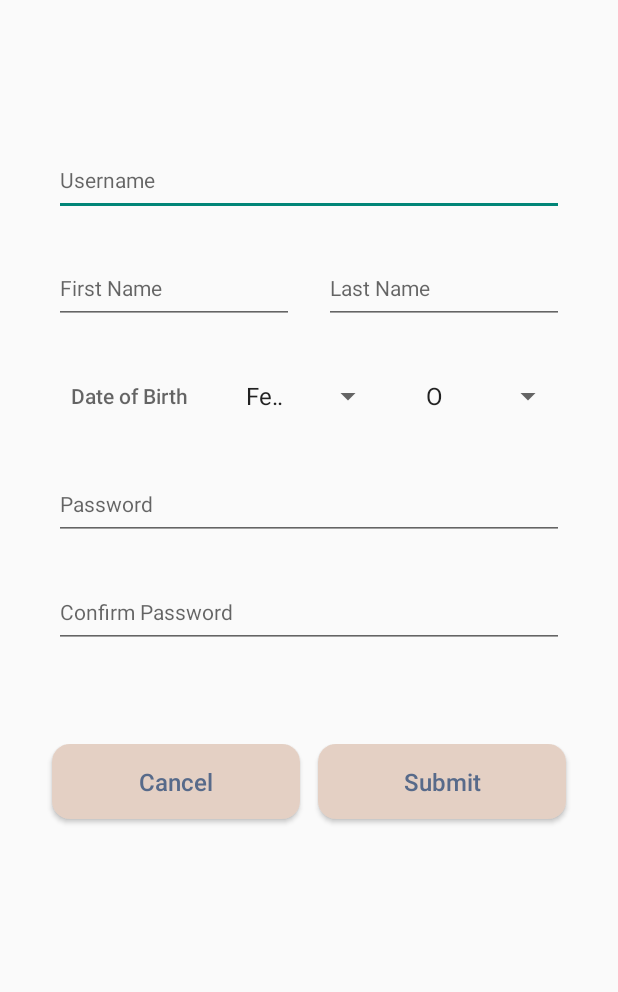
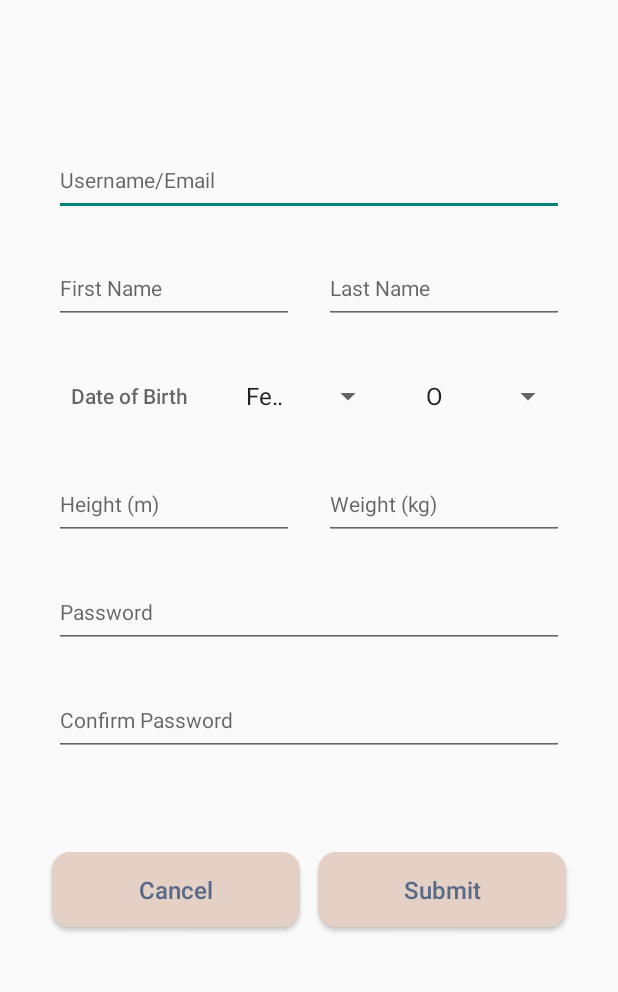
Before and after one commit to jacky-teo/rehab-mobile, an Android app: the RegistrationActivity screen opened directly, with no data from a screen before it, on a phone screen of 412 x 824 dp, the part 237-1229 px from its top. Run offline under Robolectric (Android 15) with nearby library versions, the phone set to English and light mode, and no system bars; our stand-ins replace Firebase (no records; nobody signed in at launch, a user with empty details on screens opened directly).

Commit message:
add height and weight to user

```diff
--- a/app/src/main/java/com/example/rehab_mobile/Constants.kt
+++ b/app/src/main/java/com/example/rehab_mobile/Constants.kt
@@ -17,6 +17,8 @@ object Constants {
     const val DOB = "DOB"
     const val SEX = "SEX"
     const val BLOODTYPE = "BLOODTYPE"
+    const val WEIGHT = "WEIGHT"
+    const val HEIGHT = "HEIGHT"
 
 
     const val STEPITUP = "STEPITUP"
@@ -40,7 +42,9 @@ object Constants {
             LASTNAME + " TEXT, " +
             DOB + " TEXT, " +
             SEX + " TEXT, " +
-            BLOODTYPE + " TEXT "
+            BLOODTYPE + " TEXT " +
+            HEIGHT + " TEXT " +
+            WEIGHT + "TEXT "
             + "); ")
 
     //Create Step Activity Table Query
--- a/app/src/main/java/com/example/rehab_mobile/RegistrationActivity.kt
+++ b/app/src/main/java/com/example/rehab_mobile/RegistrationActivity.kt
@@ -84,6 +84,8 @@ class RegistrationActivity : AppCompatActivity() {
         val firstName = findViewById<EditText>(R.id.firstName).text.toString()
         val lastName = findViewById<EditText>(R.id.lastName).text.toString()
         val dob = findViewById<Button>(R.id.dob).hint.toString()
+        val height = findViewById<EditText>(R.id.height).text.toString()
+        val weight = findViewById<EditText>(R.id.weight).text.toString()
         val password = findViewById<EditText>(R.id.password).text.toString()
         val cfmPassword = findViewById<EditText>(R.id.confirmPassword).text.toString()
         if (password != cfmPassword){
@@ -105,10 +107,11 @@ class RegistrationActivity : AppCompatActivity() {
             user.createUserWithEmailAndPassword(username,password).addOnCompleteListener(RegistrationActivity()){
                 task ->
                 if(task.isSuccessful){
-                    dbHelper.insertUserInfo(username,firstName,lastName,dob,sex,bloodType)
+                    dbHelper.insertUserInfo(username,firstName,lastName,dob,sex,bloodType,height,weight)
                     val myIntent = Intent(this, MainActivity::class.java)
                     startActivity(myIntent)
                     Toast.makeText( this,"Successfully registered!", Toast.LENGTH_SHORT).show()
+                    Log.d("user", dbHelper.searchUserRecords(username).toString())
                 }
                 else
                 {
--- a/app/src/main/java/com/example/rehab_mobile/UserModelRecord.kt
+++ b/app/src/main/java/com/example/rehab_mobile/UserModelRecord.kt
@@ -8,6 +8,8 @@ class UserModelRecord (var id: Int,
                        var dob: String,
                        var sex: String,
                        var bloodtype: String,
+                       var height: String,
+                       var weight: String
 ) {
 
 
--- a/app/src/main/res/layout/activity_registration.xml
+++ b/app/src/main/res/layout/activity_registration.xml
@@ -21,7 +21,7 @@
         android:layout_height="48dp"
         android:layout_gravity="center"
         android:layout_marginTop="96dp"
-        android:hint="@string/username"
+        android:hint="Username/Email"
         android:inputType="text"
         android:textSize="14sp" />
 
@@ -87,6 +87,31 @@
             />
 
     </LinearLayout>
+    <LinearLayout
+        android:layout_width="wrap_content"
+        android:layout_height="wrap_content"
+        android:orientation="horizontal"
+        android:layout_marginTop="24dp"
+        android:layout_gravity="center">
+        <EditText
+            android:id="@+id/height"
+            android:layout_width="160dp"
+            android:layout_height="48dp"
+            android:layout_gravity="center"
+            android:hint="Height (m)"
+            android:inputType="text"
+            android:textSize="14sp"
+            android:layout_marginRight="20sp"/>
+        <EditText
+            android:id="@+id/weight"
+            android:layout_width="160dp"
+            android:layout_height="48dp"
+            android:layout_gravity="center"
+            android:hint="Weight (kg)"
+            android:inputType="text"
+            android:textSize="14sp" />
+
+    </LinearLayout>
     <EditText
         android:id="@+id/password"
         android:layout_width="340dp"
```
Also changed, not shown: app/src/main/java/com/example/rehab_mobile/DatabaseHelper.kt (+11 -3 lines).
